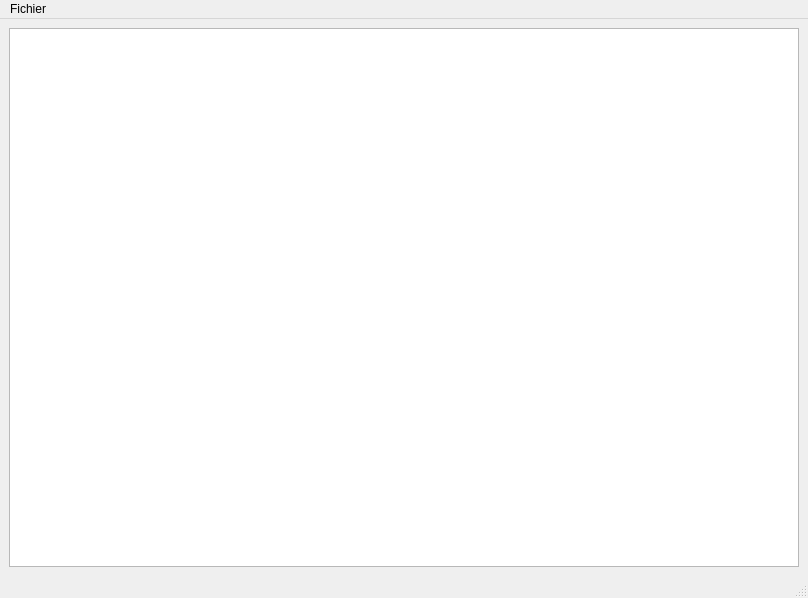
Before: the Qt Designer form QtTextEditor/mainwindow.ui in zaackcloud/QTTextEdit, drawn with Qt 5.
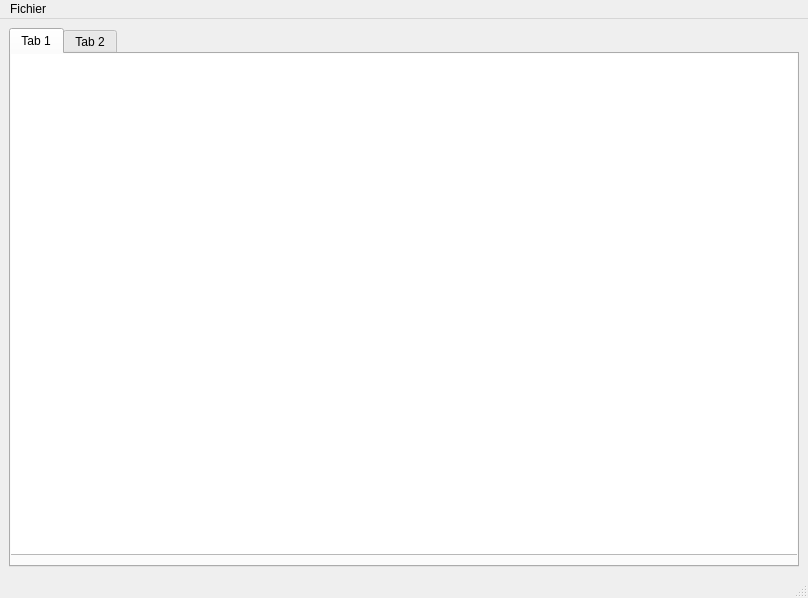
After: the same form once the commit is applied.

```diff
--- a/QtTextEditor/mainwindow.ui
+++ b/QtTextEditor/mainwindow.ui
@@ -18,7 +18,41 @@
     <item row="0" column="0">
      <layout class="QGridLayout" name="gridLayout">
       <item row="0" column="0">
-       <widget class="QTextEdit" name="Page"/>
+       <widget class="QTabWidget" name="tabWidget">
+        <property name="currentIndex">
+         <number>0</number>
+        </property>
+        <widget class="QWidget" name="tab">
+         <attribute name="title">
+          <string>Tab 1</string>
+         </attribute>
+         <widget class="QTextEdit" name="Page">
+          <property name="geometry">
+           <rect>
+            <x>-20</x>
+            <y>-10</y>
+            <width>811</width>
+            <height>511</height>
+           </rect>
+          </property>
+         </widget>
+        </widget>
+        <widget class="QWidget" name="tab_2">
+         <attribute name="title">
+          <string>Tab 2</string>
+         </attribute>
+         <widget class="QTextEdit" name="textEdit">
+          <property name="geometry">
+           <rect>
+            <x>-7</x>
+            <y>-1</y>
+            <width>791</width>
+            <height>501</height>
+           </rect>
+          </property>
+         </widget>
+        </widget>
+       </widget>
       </item>
      </layout>
     </item>
```
